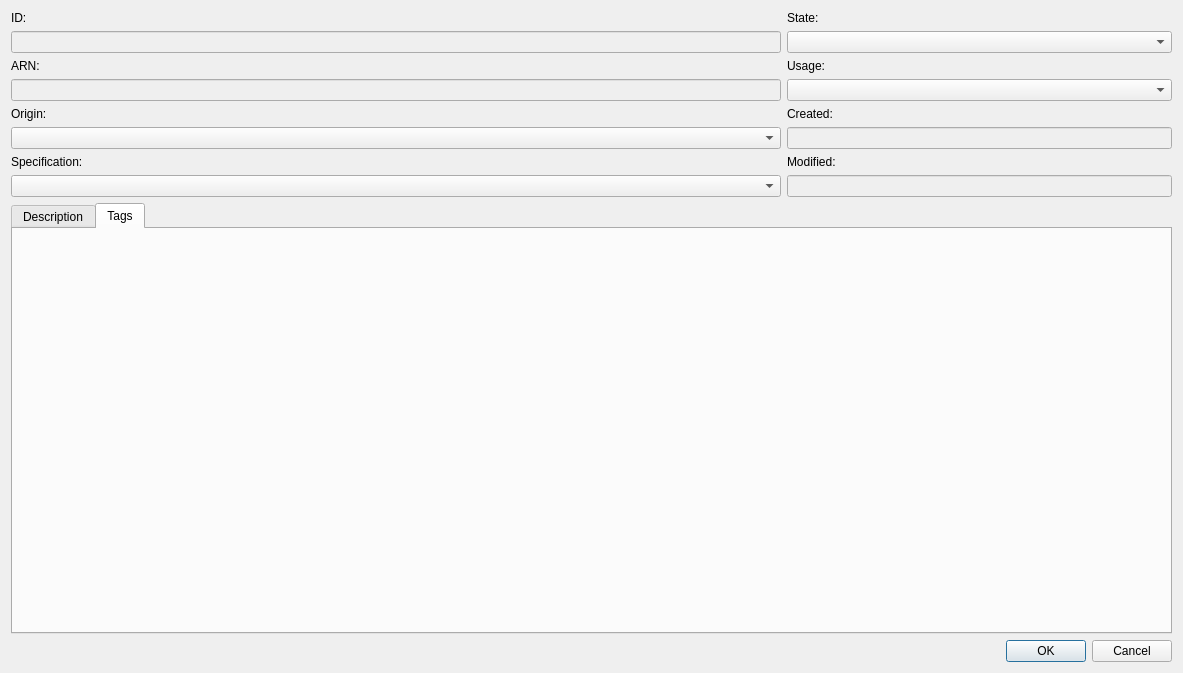
Above: src/modules/kms/KMSKeyDialog.ui from jensvogt/awsmock-qt-ui before the change. Below: the same form after it.
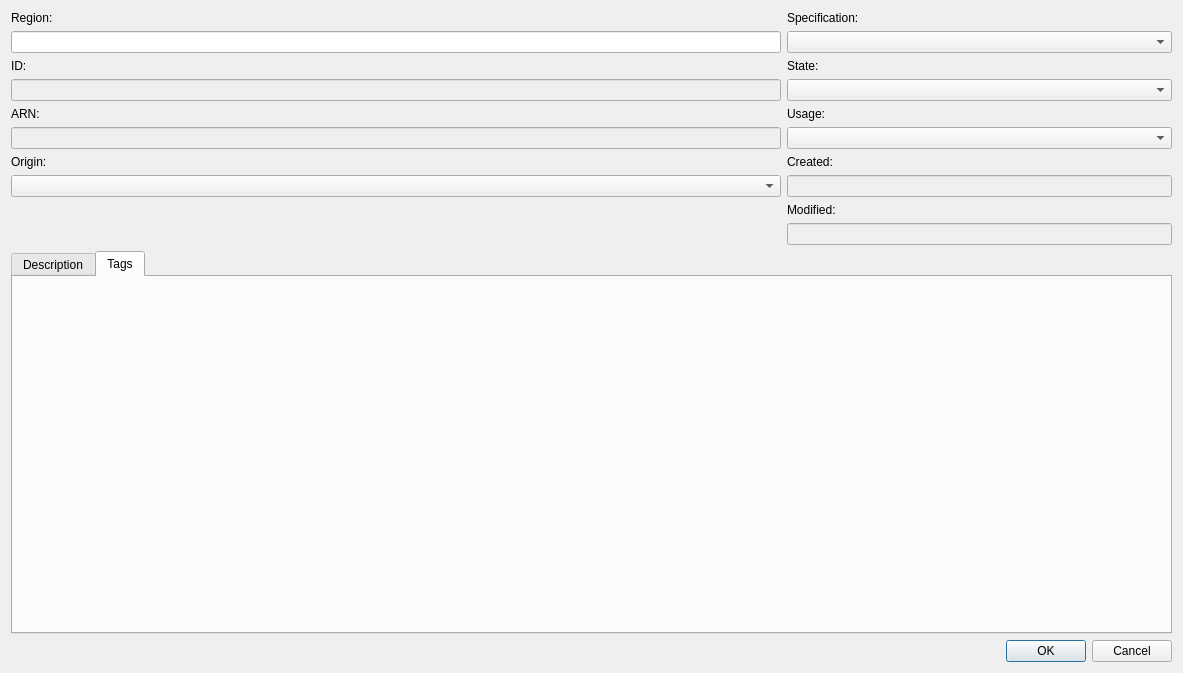
That is the form after the change. The open tabs and pages were chosen to show the change.

What changed in the file:
```diff
--- a/src/modules/kms/KMSKeyDialog.ui
+++ b/src/modules/kms/KMSKeyDialog.ui
@@ -17,100 +17,110 @@
    <item>
     <layout class="QGridLayout" name="gridLayout" columnstretch="2,1">
      <item row="1" column="0">
-      <widget class="QLineEdit" name="idEdit">
-       <property name="enabled">
-        <bool>false</bool>
-       </property>
-      </widget>
+      <widget class="QLineEdit" name="regionEdit"/>
      </item>
-     <item row="6" column="0">
+     <item row="0" column="1">
       <widget class="QLabel" name="specificationLabel">
        <property name="text">
         <string>Specification:</string>
        </property>
       </widget>
      </item>
-     <item row="0" column="0">
-      <widget class="QLabel" name="idLabel">
+     <item row="9" column="1">
+      <widget class="QLabel" name="modifiedLabel">
        <property name="text">
-        <string>ID:</string>
+        <string>Modified:</string>
        </property>
       </widget>
      </item>
-     <item row="3" column="0">
-      <widget class="QLineEdit" name="arnEdit">
+     <item row="1" column="1">
+      <widget class="QComboBox" name="keySpecCombo"/>
+     </item>
+     <item row="10" column="1">
+      <widget class="QLineEdit" name="modifiedEdit">
        <property name="enabled">
         <bool>false</bool>
        </property>
       </widget>
      </item>
-     <item row="4" column="0">
+     <item row="7" column="0">
       <widget class="QLabel" name="originLabel">
        <property name="text">
         <string>Origin:</string>
        </property>
       </widget>
      </item>
-     <item row="2" column="0">
-      <widget class="QLabel" name="arnLabel">
-       <property name="text">
-        <string>ARN:</string>
-       </property>
-      </widget>
-     </item>
-     <item row="0" column="1">
+     <item row="2" column="1">
       <widget class="QLabel" name="stateLabel">
        <property name="text">
         <string>State:</string>
        </property>
       </widget>
      </item>
-     <item row="2" column="1">
-      <widget class="QLabel" name="usageLabel">
-       <property name="text">
-        <string>Usage:</string>
-       </property>
-      </widget>
-     </item>
-     <item row="4" column="1">
+     <item row="7" column="1">
       <widget class="QLabel" name="createdLabel">
        <property name="text">
         <string>Created:</string>
        </property>
       </widget>
      </item>
-     <item row="5" column="1">
-      <widget class="QLineEdit" name="createdEdit">
-       <property name="enabled">
-        <bool>false</bool>
+     <item row="8" column="0">
+      <widget class="QComboBox" name="originCombo"/>
+     </item>
+     <item row="4" column="1">
+      <widget class="QLabel" name="usageLabel">
+       <property name="text">
+        <string>Usage:</string>
        </property>
       </widget>
      </item>
-     <item row="6" column="1">
-      <widget class="QLabel" name="modifiedLabel">
+     <item row="2" column="0">
+      <widget class="QLabel" name="idLabel">
        <property name="text">
-        <string>Modified:</string>
+        <string>ID:</string>
        </property>
       </widget>
      </item>
-     <item row="7" column="1">
-      <widget class="QLineEdit" name="modifiedEdit">
-       <property name="enabled">
-        <bool>false</bool>
+     <item row="4" column="0">
+      <widget class="QLabel" name="arnLabel">
+       <property name="text">
+        <string>ARN:</string>
        </property>
       </widget>
      </item>
-     <item row="7" column="0">
-      <widget class="QComboBox" name="keySpecCombo"/>
-     </item>
-     <item row="1" column="1">
-      <widget class="QComboBox" name="keyStateCombo"/>
+     <item row="0" column="0">
+      <widget class="QLabel" name="regionLabel">
+       <property name="text">
+        <string>Region:</string>
+       </property>
+      </widget>
      </item>
      <item row="3" column="1">
+      <widget class="QComboBox" name="keyStateCombo"/>
+     </item>
+     <item row="3" column="0">
+      <widget class="QLineEdit" name="idEdit">
+       <property name="enabled">
+        <bool>false</bool>
+       </property>
+      </widget>
+     </item>
+     <item row="5" column="1">
       <widget class="QComboBox" name="keyUsageCombo"/>
      </item>
+     <item row="8" column="1">
+      <widget class="QLineEdit" name="createdEdit">
+       <property name="enabled">
+        <bool>false</bool>
+       </property>
+      </widget>
+     </item>
      <item row="5" column="0">
-      <widget class="QComboBox" name="originCombo"/>
+      <widget class="QLineEdit" name="arnEdit">
+       <property name="enabled">
+        <bool>false</bool>
+       </property>
+      </widget>
      </item>
     </layout>
    </item>
```
Left out of the diff: 10 changed lines with no effect on the pictures.
